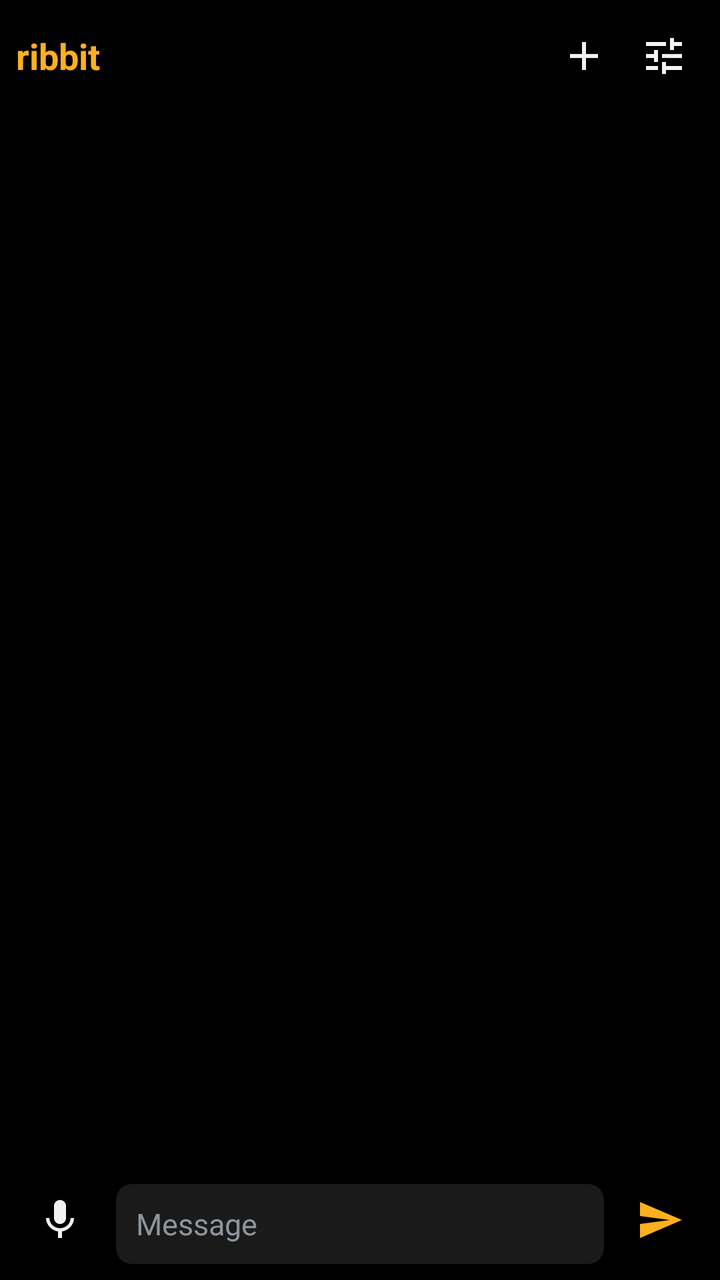
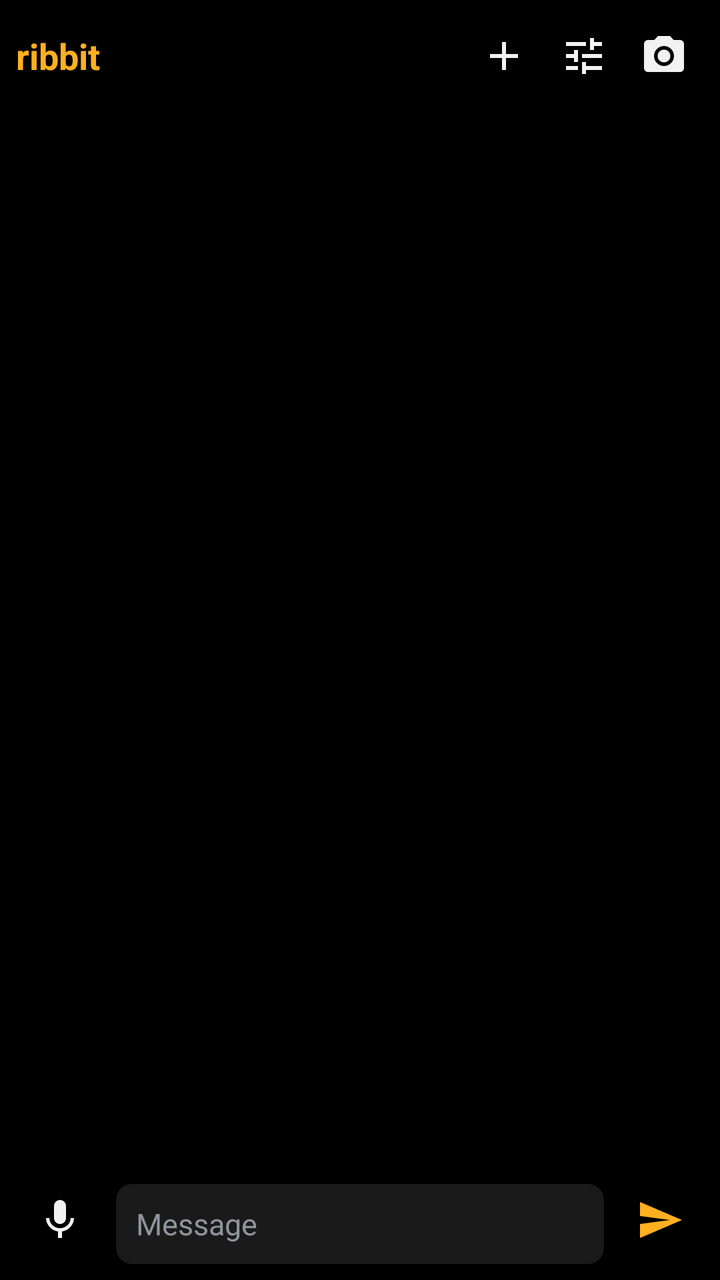

The first picture is an Android layout as it rendered before a commit; the second is the same layout after the commit. The layout source and the unified diff follow.
<!-- AndroidManifest.xml: application theme Theme.Ribbit -->
<!-- res/layout/activity_home.xml -->
<?xml version="1.0" encoding="utf-8"?>
<LinearLayout xmlns:android="http://schemas.android.com/apk/res/android"
    android:layout_width="match_parent"
    android:layout_height="match_parent"
    android:orientation="vertical"
    android:padding="8dp">

    <LinearLayout
        android:layout_width="match_parent"
        android:layout_height="wrap_content"
        android:gravity="center_vertical"
        android:orientation="horizontal">

        <TextView
            android:layout_width="0dp"
            android:layout_height="wrap_content"
            android:layout_weight="1"
            android:text="@string/title"
            android:textColor="@color/accent"
            android:textSize="18sp"
            android:textStyle="bold" />

        <ImageButton
            android:id="@+id/new_chat"
            android:layout_width="40dp"
            android:layout_height="40dp"
            android:background="?android:attr/selectableItemBackgroundBorderless"
            android:contentDescription="@string/new_chat"
            android:src="@drawable/ic_new" />

        <ImageButton
            android:id="@+id/settings"
            android:layout_width="40dp"
            android:layout_height="40dp"
            android:background="?android:attr/selectableItemBackgroundBorderless"
            android:contentDescription="@string/settings"
            android:src="@drawable/ic_settings" />
    </LinearLayout>

    <TextView
        android:id="@+id/hint"
        android:textIsSelectable="false"
        android:layout_width="match_parent"
        android:layout_height="wrap_content"
        android:paddingTop="16dp"
        android:textColor="@color/dim"
        android:textSize="15sp" />

    <ScrollView
        android:id="@+id/scroll"
        android:layout_width="match_parent"
        android:layout_height="0dp"
        android:layout_weight="1"
        android:fillViewport="true">

        <LinearLayout
            android:id="@+id/messages"
            android:layout_width="match_parent"
            android:layout_height="wrap_content"
            android:orientation="vertical"
            android:paddingBottom="8dp" />
    </ScrollView>

    <LinearLayout
        android:id="@+id/composer"
        android:layout_width="match_parent"
        android:layout_height="wrap_content"
        android:gravity="bottom"
        android:orientation="horizontal">

        <ImageButton
            android:id="@+id/mic"
            android:layout_width="44dp"
            android:layout_height="44dp"
            android:layout_marginEnd="6dp"
            android:background="?android:attr/selectableItemBackgroundBorderless"
            android:contentDescription="@string/mic"
            android:src="@drawable/ic_mic" />

        <EditText
            android:id="@+id/input"
            android:layout_width="0dp"
            android:layout_height="wrap_content"
            android:layout_weight="1"
            android:background="@drawable/field"
            android:hint="@string/input_hint"
            android:imeOptions="actionSend"
            android:importantForAutofill="no"
            android:inputType="textCapSentences|textAutoCorrect|textMultiLine"
            android:privateImeOptions="nm,com.android.inputmethod.latin.noMicrophoneKey"
            android:maxLines="4"
            android:minHeight="40dp"
            android:paddingHorizontal="10dp"
            android:paddingVertical="8dp"
            android:textColor="@color/fg"
            android:textColorHint="@color/dim"
            android:textSize="15sp" />

        <ImageButton
            android:id="@+id/send"
            android:layout_width="44dp"
            android:layout_height="44dp"
            android:layout_marginStart="6dp"
            android:background="?android:attr/selectableItemBackgroundBorderless"
            android:contentDescription="@string/send"
            android:src="@drawable/ic_send" />
    </LinearLayout>
</LinearLayout>
<!-- resources referenced by this layout -->
<resources>
  <color name="accent">#FFB020</color>
  <color name="dim">#8E949C</color>
  <color name="fg">#F2F2F2</color>
  <!-- drawable field (drawable) -->
  <?xml version="1.0" encoding="utf-8"?>
  <shape xmlns:android="http://schemas.android.com/apk/res/android">
      <solid android:color="@color/field" />
      <corners android:radius="8dp" />
  </shape>
  <!-- drawable ic_mic (drawable) -->
  <?xml version="1.0" encoding="utf-8"?>
  <vector xmlns:android="http://schemas.android.com/apk/res/android"
      android:width="24dp" android:height="24dp" android:tint="@color/mic_tint"
      android:viewportWidth="24" android:viewportHeight="24">
      <path android:fillColor="#FFFFFFFF" android:pathData="M12,14c1.66,0 3,-1.34 3,-3V5c0,-1.66 -1.34,-3 -3,-3S9,3.34 9,5v6c0,1.66 1.34,3 3,3zM17.3,11c0,3 -2.54,5.1 -5.3,5.1S6.7,14 6.7,11H5c0,3.41 2.72,6.23 6,6.72V21h2v-3.28c3.28,-0.48 6,-3.3 6,-6.72h-1.7z" />
  </vector>
  <!-- drawable ic_new (drawable) -->
  <?xml version="1.0" encoding="utf-8"?>
  <vector xmlns:android="http://schemas.android.com/apk/res/android"
      android:width="24dp" android:height="24dp" android:viewportWidth="24" android:viewportHeight="24">
      <path android:fillColor="@color/fg" android:pathData="M19,13h-6v6h-2v-6H5v-2h6V5h2v6h6v2z" />
  </vector>
  <!-- drawable ic_send (drawable) -->
  <?xml version="1.0" encoding="utf-8"?>
  <vector xmlns:android="http://schemas.android.com/apk/res/android"
      android:width="24dp" android:height="24dp" android:viewportWidth="24" android:viewportHeight="24">
      <path android:fillColor="@color/accent" android:pathData="M2.01,21L23,12 2.01,3 2,10l15,2 -15,2z" />
  </vector>
  <!-- drawable ic_settings (drawable) -->
  <?xml version="1.0" encoding="utf-8"?>
  <vector xmlns:android="http://schemas.android.com/apk/res/android"
      android:width="24dp" android:height="24dp" android:viewportWidth="24" android:viewportHeight="24">
      <path android:fillColor="@color/fg" android:pathData="M3,17v2h6v-2H3zM3,5v2h10V5H3zM13,21v-2h8v-2h-8v-2h-2v6h2zM7,9v2H3v2h4v2h2V9H7zM21,13v-2H11v2h10zM15,9h2V7h4V5h-4V3h-2v6z" />
  </vector>
  <string name="input_hint">Message</string>
  <string name="mic">Hold to talk</string>
  <string name="new_chat">New chat</string>
  <string name="send">Send</string>
  <string name="settings">Settings</string>
  <string name="title">ribbit</string>
  <style name="Theme.Ribbit" parent="@android:style/Theme.Material.NoActionBar">
          <item name="android:windowBackground">@color/bg</item>
          <item name="android:colorAccent">@color/accent</item>
          <item name="android:colorPrimary">@color/bg</item>
          <item name="android:statusBarColor">@color/bg</item>
          <item name="android:navigationBarColor">@color/bg</item>
          <item name="android:textColorPrimary">@color/fg</item>
      </style>
  <color name="field">#1A1A1A</color>
  <color name="bg">#000000</color>
</resources>

<!-- the commit's change to res/layout/activity_home.xml (unified diff, before → after) -->
@@ -35,6 +35,14 @@
             android:background="?android:attr/selectableItemBackgroundBorderless"
             android:contentDescription="@string/settings"
             android:src="@drawable/ic_settings" />
+
+        <ImageButton
+            android:id="@+id/camera"
+            android:layout_width="40dp"
+            android:layout_height="40dp"
+            android:background="?android:attr/selectableItemBackgroundBorderless"
+            android:contentDescription="@string/camera"
+            android:src="@drawable/ic_camera" />
     </LinearLayout>
 
     <TextView
@@ -67,6 +75,15 @@
         android:layout_height="wrap_content"
         android:gravity="bottom"
         android:orientation="horizontal">
+
+        <ImageView
+            android:id="@+id/photo"
+            android:layout_width="44dp"
+            android:layout_height="44dp"
+            android:layout_marginEnd="6dp"
+            android:contentDescription="@string/remove_photo"
+            android:scaleType="centerCrop"
+            android:visibility="gone" />
 
         <ImageButton
             android:id="@+id/mic"
<!-- resource entries referenced after the edit -->
@@ -9,6 +9,12 @@
       <solid android:color="@color/field" />
       <corners android:radius="8dp" />
   </shape>
+  <!-- drawable ic_camera (drawable) -->
+  <?xml version="1.0" encoding="utf-8"?>
+  <vector xmlns:android="http://schemas.android.com/apk/res/android"
+      android:width="24dp" android:height="24dp" android:viewportWidth="24" android:viewportHeight="24">
+      <path android:fillColor="@color/fg" android:pathData="M12,15.2a3.2,3.2 0,1 0,0 -6.4a3.2,3.2 0,1 0,0 6.4zM9,2L7.17,4H4c-1.1,0 -2,0.9 -2,2v12c0,1.1 0.9,2 2,2h16c1.1,0 2,-0.9 2,-2V6c0,-1.1 -0.9,-2 -2,-2h-3.17L15,2H9zM12,17c-2.76,0 -5,-2.24 -5,-5s2.24,-5 5,-5 5,2.24 5,5 -2.24,5 -5,5z" />
+  </vector>
   <!-- drawable ic_mic (drawable) -->
   <?xml version="1.0" encoding="utf-8"?>
   <vector xmlns:android="http://schemas.android.com/apk/res/android"
@@ -34,9 +40,11 @@
       android:width="24dp" android:height="24dp" android:viewportWidth="24" android:viewportHeight="24">
       <path android:fillColor="@color/fg" android:pathData="M3,17v2h6v-2H3zM3,5v2h10V5H3zM13,21v-2h8v-2h-8v-2h-2v6h2zM7,9v2H3v2h4v2h2V9H7zM21,13v-2H11v2h10zM15,9h2V7h4V5h-4V3h-2v6z" />
   </vector>
+  <string name="camera">Camera</string>
   <string name="input_hint">Message</string>
   <string name="mic">Hold to talk</string>
   <string name="new_chat">New chat</string>
+  <string name="remove_photo">Remove photo</string>
   <string name="send">Send</string>
   <string name="settings">Settings</string>
   <string name="title">ribbit</string>
